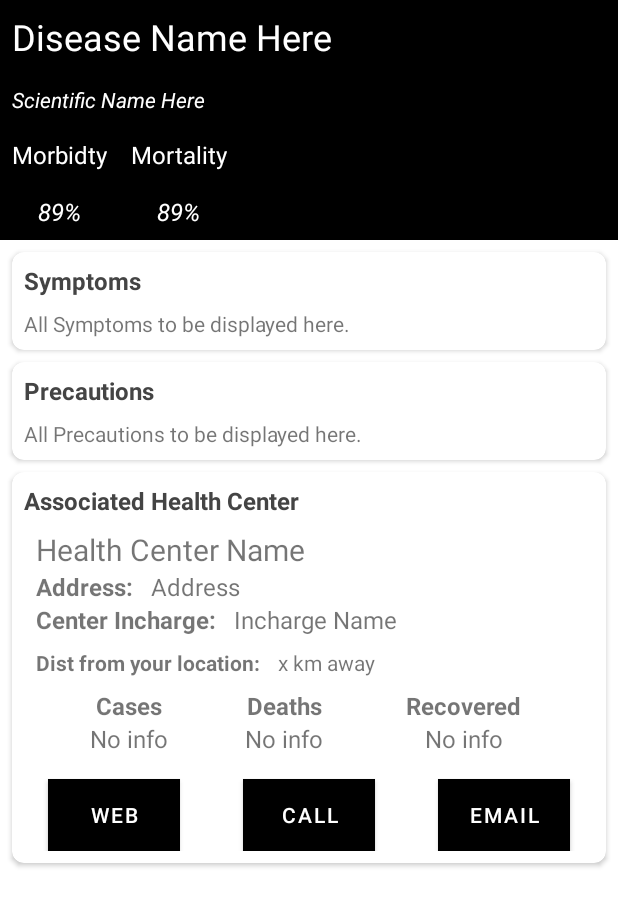
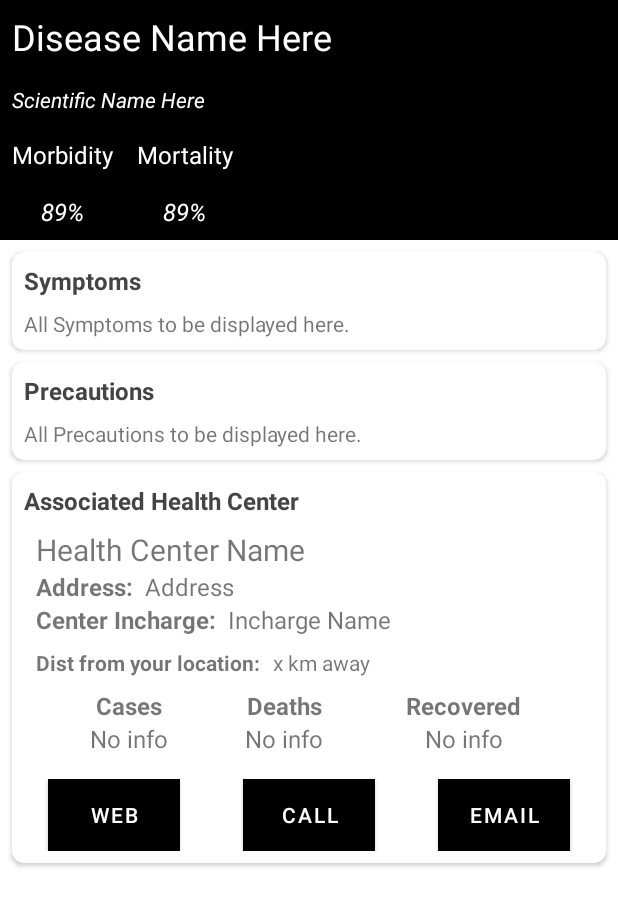
Before and after one commit to rohg007/KB198_PARKSH, an Android app: the layout content_outbreak_detail.xml on its own in the app's theme, with its tools: preview values and no code run, on a phone screen of 412 x 824 dp. Shown: the top 906 px of the screen. Run offline under Robolectric (Android 15) with nearby library versions, the phone set to English and light mode, and no system bars.

Commit message:
Multilingual support added with sorting based on distance

```diff
--- a/diseasexapp/app/src/main/java/com/rohg007/android/diseasex/adapters/HealthCenterAdapter.java
+++ b/diseasexapp/app/src/main/java/com/rohg007/android/diseasex/adapters/HealthCenterAdapter.java
@@ -57,7 +57,7 @@ public class HealthCenterAdapter extends RecyclerView.Adapter<HealthCenterAdapte
             temp.setLongitude(healthCenter.getLatlng().longitude);
             float dist = currLocation.distanceTo(temp);
             dist/=1000;
-            holder.distTextView.setText(Double.toString(Math.floor(dist)) + " Kms Away");
+            holder.distTextView.setText(Math.floor(dist) + " "+"Kms Away");
 
             holder.webContentButton.setOnClickListener(v -> {
                 Intent i = new Intent(Intent.ACTION_VIEW);
--- a/diseasexapp/app/src/main/java/com/rohg007/android/diseasex/ui/CenterDetailSheet.java
+++ b/diseasexapp/app/src/main/java/com/rohg007/android/diseasex/ui/CenterDetailSheet.java
@@ -97,7 +97,7 @@ public class CenterDetailSheet extends BottomSheetDialogFragment {
         centerEmailTv.setText(outbreak.getHealthCenter().getEmail());
 
         if(outbreak.getFlag()){
-            precautionLivestockTv.setText("Livestocks Affected");
+            precautionLivestockTv.setText(R.string.livestock_affected);
             int n = outbreak.getDisease().getLivestock().size();
             String[] livestocks = new String[n];
             for(int i=0;i<n;i++)
@@ -111,7 +111,7 @@ public class CenterDetailSheet extends BottomSheetDialogFragment {
         }
 
         if(outbreak.getFlag()){
-            symptomsVaccinationTv.setText("Vaccinations");
+            symptomsVaccinationTv.setText(R.string.vaccinations);
             int n = outbreak.getDisease().getVaccine().size();
             String[] vaccines = new String[n];
             for(int i=0;i<n;i++)
--- a/diseasexapp/app/src/main/java/com/rohg007/android/diseasex/ui/DiseasesActivity.java
+++ b/diseasexapp/app/src/main/java/com/rohg007/android/diseasex/ui/DiseasesActivity.java
@@ -34,7 +34,7 @@ public class DiseasesActivity extends AppCompatActivity {
         super.onCreate(savedInstanceState);
         setContentView(R.layout.activity_diseases);
         if(getSupportActionBar()!=null) {
-            getSupportActionBar().setTitle("Diseases");
+            getSupportActionBar().setTitle(R.string.diseases);
             getSupportActionBar().setDisplayHomeAsUpEnabled(true);
         }
         diseaseViewModel = ViewModelProviders.of(this).get(DiseaseViewModel.class);
--- a/diseasexapp/app/src/main/res/layout/content_outbreak_detail.xml
+++ b/diseasexapp/app/src/main/res/layout/content_outbreak_detail.xml
@@ -48,7 +48,7 @@
                     android:layout_width="wrap_content"
                     android:layout_height="wrap_content"
                     android:textSize="16sp"
-                    android:text="Morbidty"
+                    android:text="@string/morbidity"
                     android:textColor="@android:color/white"
                     android:padding="8dp"/>
 
@@ -75,7 +75,7 @@
                 android:layout_width="wrap_content"
                 android:layout_height="wrap_content"
                 android:textSize="16sp"
-                android:text="Mortality"
+                android:text="@string/mortality"
                 android:textColor="@android:color/white"
                 android:padding="8dp"/>
 
@@ -113,9 +113,10 @@
             android:orientation="vertical">
 
         <TextView
+            android:id="@+id/symptomsLivestockTv"
             android:layout_width="match_parent"
             android:layout_height="wrap_content"
-            android:text="Symptoms"
+            android:text="@string/symptoms"
             android:textSize="16sp"
             android:textColor="#444"
             android:textStyle="bold"/>
@@ -148,9 +149,10 @@
             android:orientation="vertical">
 
             <TextView
+                android:id="@+id/precautionsVaccineTv"
                 android:layout_width="match_parent"
                 android:layout_height="wrap_content"
-                android:text="Precautions"
+                android:text="@string/precautions"
                 android:textSize="16sp"
                 android:textColor="#444"
                 android:textStyle="bold"/>
@@ -185,7 +187,7 @@
             <TextView
                 android:layout_width="match_parent"
                 android:layout_height="wrap_content"
-                android:text="Associated Health Center"
+                android:text="@string/associated_health_center"
                 android:textSize="16sp"
                 android:textColor="#444"
                 android:textStyle="bold"/>
--- a/diseasexapp/app/src/main/res/layout/disease_list_item.xml
+++ b/diseasexapp/app/src/main/res/layout/disease_list_item.xml
@@ -85,7 +85,7 @@
             android:layout_width="wrap_content"
             android:layout_height="wrap_content"
             android:layout_marginTop="4dp"
-            android:text="Morbidity"
+            android:text="@string/morbidity"
             style="@style/TextAppearance.MaterialComponents.Overline"
             app:layout_constraintStart_toStartOf="parent"
             app:layout_constraintTop_toBottomOf="@id/morbidity_indicator" />
@@ -95,7 +95,7 @@
             android:layout_height="wrap_content"
             android:layout_marginTop="4dp"
             android:layout_marginStart="4dp"
-            android:text="Mortality"
+            android:text="@string/mortality"
             style="@style/TextAppearance.MaterialComponents.Overline"
             app:layout_constraintStart_toStartOf="@id/mortality_indicator"
             app:layout_constraintTop_toBottomOf="@id/mortality_indicator"
--- a/diseasexapp/app/src/main/res/layout/health_center_content_view.xml
+++ b/diseasexapp/app/src/main/res/layout/health_center_content_view.xml
@@ -21,7 +21,7 @@
         app:layout_constraintLeft_toLeftOf="parent"
         android:layout_width="wrap_content"
         android:layout_height="wrap_content"
-        android:text="Address: "
+        android:text="@string/address"
         android:layout_marginStart="8dp"
         android:layout_marginBottom="8dp"
         android:textSize="16sp"
@@ -46,7 +46,7 @@
         app:layout_constraintLeft_toLeftOf="parent"
         android:layout_width="wrap_content"
         android:layout_height="wrap_content"
-        android:text="Center Incharge: "
+        android:text="@string/center_incharge"
         android:layout_marginStart="8dp"
         android:layout_marginBottom="8dp"
         android:textSize="16sp"
@@ -65,7 +65,7 @@
 
     <TextView
         android:id="@+id/dist_label"
-        android:text="Dist from your location: "
+        android:text="@string/dist_from_your_location"
         android:layout_width="wrap_content"
         android:layout_height="wrap_content"
         android:textStyle="bold"
@@ -89,7 +89,7 @@
         app:layout_constraintTop_toBottomOf="@id/cur_dist_tv"
         app:layout_constraintLeft_toLeftOf="parent"
         app:layout_constraintRight_toLeftOf="@id/deaths_content_label"
-        android:text="Cases"
+        android:text="@string/cases"
         android:textStyle="bold"
         android:textSize="16sp"
         android:layout_margin="8dp"/>
@@ -101,7 +101,7 @@
         app:layout_constraintTop_toBottomOf="@id/dist_label"
         app:layout_constraintLeft_toRightOf="@id/affected_content_label"
         app:layout_constraintRight_toLeftOf="@id/recovered_content_label"
-        android:text="Deaths"
+        android:text="@string/deaths"
         android:textStyle="bold"
         android:textSize="16sp"
         android:layout_margin="8dp"/>
@@ -113,7 +113,7 @@
         app:layout_constraintTop_toBottomOf="@id/dist_label"
         app:layout_constraintRight_toRightOf="parent"
         app:layout_constraintLeft_toRightOf="@id/deaths_content_label"
-        android:text="Recovered"
+        android:text="@string/recovered"
         android:textStyle="bold"
         android:textSize="16sp"
         android:layout_margin="8dp"/>
@@ -157,7 +157,7 @@
         app:layout_constraintRight_toLeftOf="@id/call_content_button"
         android:layout_margin="16dp"
         android:background="@color/colorPrimary"
-        android:text="Web"
+        android:text="@string/web"
         android:textColor="@android:color/white"/>
 
     <Button
@@ -167,7 +167,7 @@
         android:layout_margin="16dp"
         android:layout_marginTop="16dp"
         android:background="@color/colorPrimary"
-        android:text="Call"
+        android:text="@string/call"
         android:textColor="@android:color/white"
         app:layout_constraintLeft_toRightOf="@id/check_web_content_button"
         app:layout_constraintRight_toLeftOf="@id/email_content_button"
@@ -180,7 +180,7 @@
         android:layout_margin="16dp"
         android:layout_marginTop="16dp"
         android:background="@color/colorPrimary"
-        android:text="Email"
+        android:text="@string/email"
         android:textColor="@android:color/white"
         app:layout_constraintLeft_toRightOf="@id/call_content_button"
         app:layout_constraintEnd_toEndOf="parent"
--- a/diseasexapp/app/src/main/res/menu/menu_speed_dial.xml
+++ b/diseasexapp/app/src/main/res/menu/menu_speed_dial.xml
@@ -7,17 +7,17 @@
     <item
         android:id="@+id/view_diseases"
         android:icon="@drawable/ic_sentiment_dissatisfied_black_24dp"
-        android:title="View Diseases" />
+        android:title="@string/view_diseases" />
 
     <item
         android:id="@+id/view_health_centers"
         android:icon="@drawable/ic_baseline_home_work_24"
-        android:title="View Health Centers" />
+        android:title="@string/view_health_centers" />
 
     <item
         android:id="@+id/view_outbreak"
         android:icon="@drawable/ic_warning_black_24dp"
-        android:title="View Outbreak Details" />
+        android:title="@string/view_outbreak_details" />
 
     <item
         android:id="@+id/diagnose_self"
--- a/diseasexapp/app/src/main/res/menu/popup_menu.xml
+++ b/diseasexapp/app/src/main/res/menu/popup_menu.xml
@@ -2,6 +2,6 @@
 <menu xmlns:android="http://schemas.android.com/apk/res/android">
     <item
         android:id="@+id/update_notification_details"
-        android:title="Update Notification Details"
+        android:title="@string/update_notification_details"
         android:icon="@android:drawable/ic_notification_overlay"/>
 </menu>
--- a/diseasexapp/app/src/main/res/values/strings.xml
+++ b/diseasexapp/app/src/main/res/values/strings.xml
@@ -3,7 +3,7 @@
     <string name="title_activity_maps">Map</string>
 
     <!-- TODO: Remove or change this placeholder text -->
-    <string name="hello_blank_fragment">Hello blank fragment</string>
+    <string name="hello_blank_fragment" translatable="false">Hello blank fragment</string>
     <string name="intro_string">Please enter the following details so that we can notify you on the following channels. The info you enter here doesn\'t reach us by any means</string>
     <string name="menu_diagnosis">Diagnose Yourself</string>
     <string name="diagnose_info">This space helps you diagnose yourself to the diseases existing in our database</string>
@@ -39,4 +39,37 @@
     <string name="risk_alert">You are running at high risk, we highly recommend you to approach the nearest health center and get yourself diagnosed throughly.</string>
     <string name="animal_outbreak">Animal Outbreak</string>
     <string name="human_outbreak">Human Outbreak</string>
+    <string name="update_notification_details">Update Notification Details</string>
+    <string name="view_diseases">View Diseases</string>
+    <string name="view_health_centers">View Health Centers</string>
+    <string name="view_outbreak_details">View Outbreak Details</string>
+    <string name="welcome_to_diseasex">Welcome to DiseaseX</string>
+    <string name="submit">SUBMIT</string>
+    <string name="email">Email</string>
+    <string name="phone">Phone</string>
+    <string name="diseases">Diseases</string>
+    <string name="morbidity">Morbidity</string>
+    <string name="mortality">Mortality</string>
+    <string name="disease_name">Disease Name:</string>
+    <string name="scientific_name">Scientific Name:</string>
+    <string name="number_of_people_affected">Number of People Affected:</string>
+    <string name="number_of_deaths">Number of Deaths:</string>
+    <string name="symptoms">Symptoms</string>
+    <string name="precautions">Precautions</string>
+    <string name="address">Address:</string>
+    <string name="center_incharge">Center Incharge:</string>
+    <string name="dist_from_your_location">Dist from your location:</string>
+    <string name="cases">Cases</string>
+    <string name="deaths">Deaths</string>
+    <string name="recovered">Recovered</string>
+    <string name="web">Web</string>
+    <string name="call">Call</string>
+    <string name="outbreaks">Outbreaks</string>
+    <string name="kms_away">Kms Away</string>
+    <string name="livestock_affected">Livestocks Affected</string>
+    <string name="vaccinations">Vaccinations</string>
+    <string name="center_name">Center Name:</string>
+    <string name="outbreak_area">Outbreak Area</string>
+    <string name="call_health_center">CALL HEALTH CENTER</string>
+    <string name="associated_health_center">Associated Health Center</string>
 </resources>
```
Also changed, not shown: diseasexapp/app/src/main/java/com/rohg007/android/diseasex/adapters/OutbreakAdapter.java (+5 -3 lines), diseasexapp/app/src/main/java/com/rohg007/android/diseasex/ui/HealthCentersActivity.java (+18 -20 lines), diseasexapp/app/src/main/java/com/rohg007/android/diseasex/ui/OubreaksActivity.java (+21 -2 lines), diseasexapp/app/src/main/java/com/rohg007/android/diseasex/ui/OutbreakDetailActivity.java (+33 -5 lines), diseasexapp/app/src/main/res/layout/activity_disease_detail.xml (+8 -8 lines), diseasexapp/app/src/main/res/layout/fragment_center_detail_sheet.xml (+7 -7 lines), diseasexapp/app/src/main/res/layout/user_entry_fragment.xml (+5 -5 lines), 1 other file.
